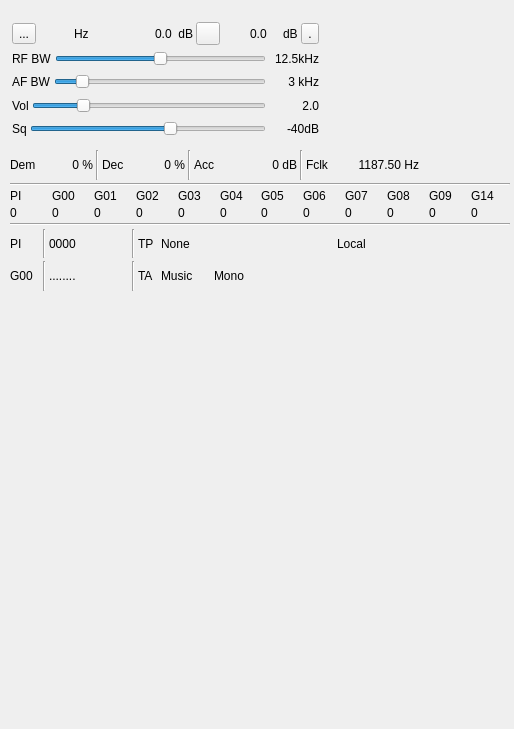
Above: plugins/channel/bfm/bfmdemodgui.ui from f4exb/sdrangel before the change. Below: the same form after it.
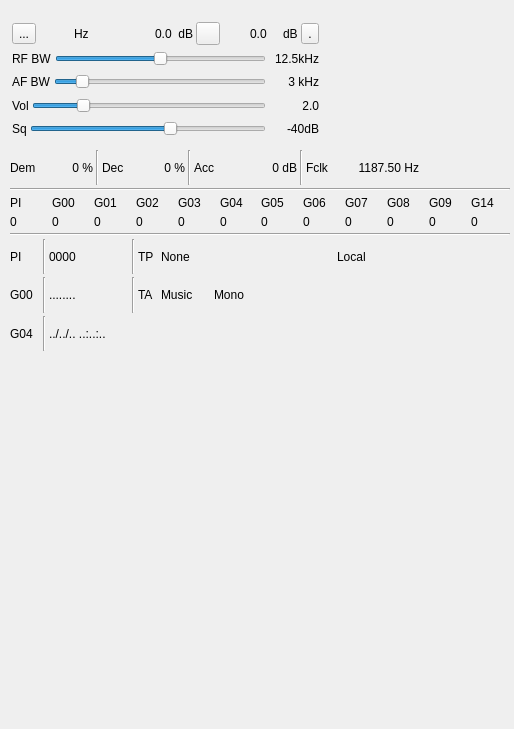
That is the form after the change. Icons and pictures are not drawn. Custom widgets are drawn as their Qt base class.

Commit message: BFM demod: RDS GUI part #4: group 4 implementation

What changed in the file:
```diff
--- a/plugins/channel/bfm/bfmdemodgui.ui
+++ b/plugins/channel/bfm/bfmdemodgui.ui
@@ -437,7 +437,7 @@
      <x>10</x>
      <y>150</y>
      <width>500</width>
-     <height>141</height>
+     <height>201</height>
     </rect>
    </property>
    <property name="minimumSize">
@@ -1083,6 +1083,56 @@
       </item>
      </layout>
     </item>
+    <item>
+     <layout class="QHBoxLayout" name="g04DataLayout">
+      <item>
+       <widget class="QLabel" name="g04Label">
+        <property name="minimumSize">
+         <size>
+          <width>30</width>
+          <height>0</height>
+         </size>
+        </property>
+        <property name="text">
+         <string>G04</string>
+        </property>
+       </widget>
+      </item>
+      <item>
+       <widget class="Line" name="g04Sep1">
+        <property name="orientation">
+         <enum>Qt::Vertical</enum>
+        </property>
+       </widget>
+      </item>
+      <item>
+       <widget class="QLabel" name="g04Time">
+        <property name="minimumSize">
+         <size>
+          <width>200</width>
+          <height>0</height>
+         </size>
+        </property>
+        <property name="text">
+         <string>../../.. ..:..:..</string>
+        </property>
+       </widget>
+      </item>
+      <item>
+       <spacer name="g04Spacer">
+        <property name="orientation">
+         <enum>Qt::Horizontal</enum>
+        </property>
+        <property name="sizeHint" stdset="0">
+         <size>
+          <width>40</width>
+          <height>20</height>
+         </size>
+        </property>
+       </spacer>
+      </item>
+     </layout>
+    </item>
    </layout>
   </widget>
  </widget>
```
The commit also changes 3 other files.
